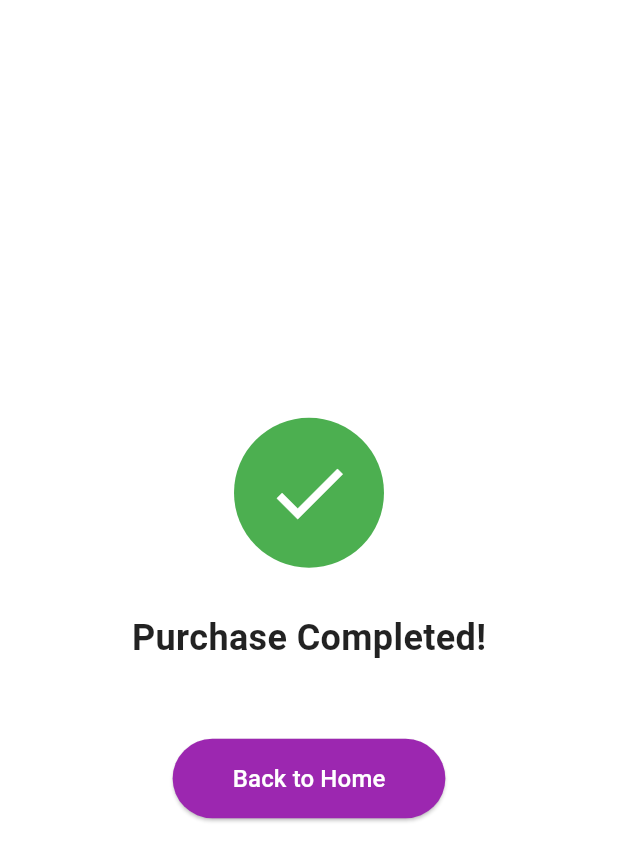
After one commit to Seifeldin-Amr/Mobile-Programming-Project, a Flutter app: the PurchaseCompleteScreen screen opened directly, on a phone screen of 412 x 824 dp. The commit adds this screen. Shown: the top 861 px of the screen. Run offline on Flutter 3.47's test engine with Material 3 defaults, Android fonts, the phone set to English and light mode, and no system bars.

Commit message:
added purchase complete page

```diff
--- /dev/null
+++ b/mobile_app/lib/screens/purchase_complete.dart
@@ -0,0 +1,117 @@
+import 'package:flutter/material.dart';
+import 'navigation.dart';
+
+class PurchaseCompleteScreen extends StatefulWidget {
+  const PurchaseCompleteScreen({super.key});
+
+  @override
+  State<PurchaseCompleteScreen> createState() => _PurchaseCompleteScreenState();
+}
+
+class _PurchaseCompleteScreenState extends State<PurchaseCompleteScreen>
+    with SingleTickerProviderStateMixin {
+  late AnimationController _controller;
+  late Animation<double> _scaleAnimation;
+  late Animation<double> _opacityAnimation;
+
+  @override
+  void initState() {
+    super.initState();
+    _controller = AnimationController(
+      duration: const Duration(milliseconds: 1500),
+      vsync: this,
+    );
+
+    _scaleAnimation = Tween<double>(begin: 0.0, end: 1.0).animate(
+      CurvedAnimation(
+        parent: _controller,
+        curve: Curves.elasticOut,
+      ),
+    );
+
+    _opacityAnimation = Tween<double>(begin: 0.0, end: 1.0).animate(
+      CurvedAnimation(
+        parent: _controller,
+        curve: Curves.easeIn,
+      ),
+    );
+
+    _controller.forward();
+  }
+
+  @override
+  void dispose() {
+    _controller.dispose();
+    super.dispose();
+  }
+
+  @override
+  Widget build(BuildContext context) {
+    return Scaffold(
+      backgroundColor: Colors.white,
+      body: Center(
+        child: Column(
+          mainAxisAlignment: MainAxisAlignment.center,
+          children: [
+            ScaleTransition(
+              scale: _scaleAnimation,
+              child: Container(
+                width: 100,
+                height: 100,
+                decoration: BoxDecoration(
+                  color: Colors.green,
+                  shape: BoxShape.circle,
+                ),
+                child: const Icon(
+                  Icons.check,
+                  color: Colors.white,
+                  size: 60,
+                ),
+              ),
+            ),
+            const SizedBox(height: 30),
+            FadeTransition(
+              opacity: _opacityAnimation,
+              child: const Text(
+                'Purchase Completed!',
+                style: TextStyle(
+                  fontSize: 24,
+                  fontWeight: FontWeight.bold,
+                ),
+              ),
+            ),
+            const SizedBox(height: 50),
+            FadeTransition(
+              opacity: _opacityAnimation,
+              child: ElevatedButton(
+                onPressed: () {
+                  Navigator.of(context).pushAndRemoveUntil(
+                    MaterialPageRoute(
+                      builder: (context) => const NavigationScreen(),
+                    ),
+                    (route) => false,
+                  );
+                },
+                style: ElevatedButton.styleFrom(
+                  backgroundColor: Theme.of(context).colorScheme.primary,
+                  foregroundColor: Colors.white,
+                  padding: const EdgeInsets.symmetric(
+                    horizontal: 40,
+                    vertical: 15,
+                  ),
+                  shape: RoundedRectangleBorder(
+                    borderRadius: BorderRadius.circular(30),
+                  ),
+                ),
+                child: const Text(
+                  'Back to Home',
+                  style: TextStyle(fontSize: 16),
+                ),
+              ),
+            ),
+          ],
+        ),
+      ),
+    );
+  }
+}
--- a/mobile_app/lib/widgets/custom_button.dart
+++ b/mobile_app/lib/widgets/custom_button.dart
@@ -1,5 +1,4 @@
 import 'package:flutter/material.dart';
-import '../constants/app_constants.dart';
 
 class CustomButton extends StatelessWidget {
   final String text;
```
